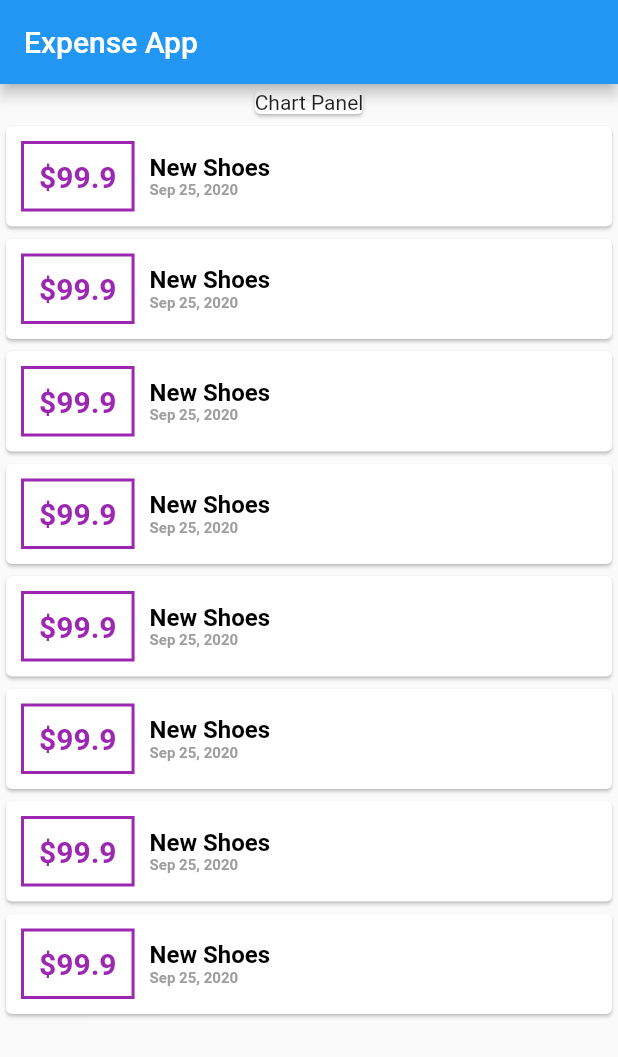
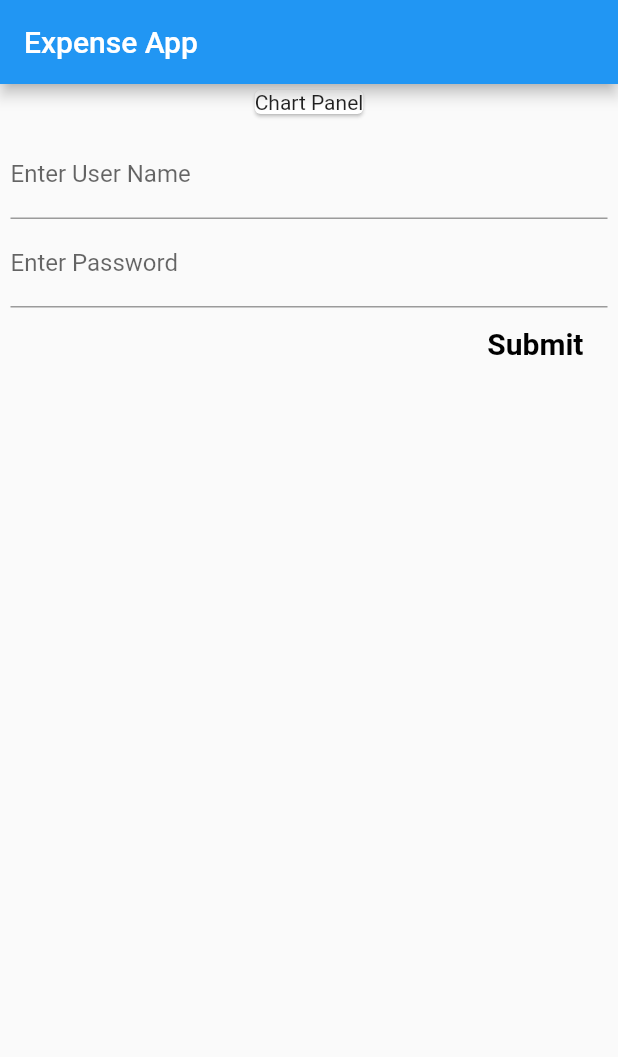
Before and after one commit to sippitechnologies/flutterlearning, a Flutter app: the screen it shows after launch, on a phone screen of 412 x 824 dp. Shown: the top 1057 px of the screen. Run offline on Flutter 3.47's test engine with Material 2 defaults, Android fonts, the phone set to English and light mode, and no system bars.

Commit message:
Adding tranistion on button click

```diff
--- a/expensionprocess/flutter_app/lib/main.dart
+++ b/expensionprocess/flutter_app/lib/main.dart
@@ -1,6 +1,9 @@
 import 'package:flutter/material.dart';
-import 'package:flutter_app/Transition.dart';
-import 'package:intl/intl.dart';
+import 'package:flutter_app/widget/new_transition.dart';
+import 'package:flutter_app/widget/transition_list.dart';
+
+import 'widget/user_transitions.dart';
+
 
 void main() {
   runApp(MyApp());
@@ -8,28 +11,25 @@ void main() {
 
 class MyApp extends StatelessWidget {
   // This widget is the root of your application.
-  final List<Transition>transactions = [
 
-  Transition(id: 't1', title: "New Shoes", amount: 99.9, date: DateTime.now()),
-  Transition(id: 't1', title: "New Shoes", amount: 99.9, date: DateTime.now()),
-    Transition(id: 't1', title: "New Shoes", amount: 99.9, date: DateTime.now()),
-    Transition(id: 't1', title: "New Shoes", amount: 99.9, date: DateTime.now()),
-    Transition(id: 't1', title: "New Shoes", amount: 99.9, date: DateTime.now()),
-    Transition(id: 't1', title: "New Shoes", amount: 99.9, date: DateTime.now()),
-    Transition(id: 't1', title: "New Shoes", amount: 99.9, date: DateTime.now()),
-    Transition(id: 't1', title: "New Shoes", amount: 99.9, date: DateTime.now()),
-
-  ];
   @override
   Widget build(BuildContext context) {
-    return MaterialApp(home: Scaffold(appBar: AppBar(title: Text("Expense App"),),body:
-      Column(children: [Card(child: Text("Chart Panel"),),
-        Column(children: transactions.map((e) {
-          return Card(child: Row(children: [Container (child: Text("\$${e.amount}",style: TextStyle(color: Colors.purple,fontSize: 20,fontWeight: FontWeight.bold),),
-            margin: EdgeInsets.symmetric(vertical: 10,horizontal: 10),
-            padding: EdgeInsets.all(10),decoration: BoxDecoration(border: Border.all(width: 2,color: Colors.purple,style: BorderStyle.solid)),),
-            Column(children: [Text(e.title,style: TextStyle(color: Colors.black,fontSize: 16,fontWeight: FontWeight.bold),),Text(DateFormat.yMMMd().format(e.date),style:TextStyle(color: Colors.grey,fontWeight: FontWeight.bold,fontSize: 10),)],crossAxisAlignment:CrossAxisAlignment.start ,)],),);
-        }).toList(),)
-      ],),),);
+    return MaterialApp(
+      home: Scaffold(
+        appBar: AppBar(
+          title: Text("Expense App"),
+        ),
+        body: Column(
+          children: [
+            Card(
+              child: Text("Chart Panel"),
+            ),
+            UserTransitions()
+          ],
+        ),
+      ),
+    );
   }
+
+  void onSubmittedClicked() {}
 }
--- /dev/null
+++ b/expensionprocess/flutter_app/lib/widget/new_transition.dart
@@ -0,0 +1,21 @@
+import 'package:flutter/material.dart';
+class TransitionWidget extends StatelessWidget
+{
+
+  TextEditingController titleController=new TextEditingController();
+  TextEditingController amountController=new TextEditingController();
+  Function handler;
+
+
+  TransitionWidget(this.handler);
+  @override
+  Widget build(BuildContext context) {
+    return Container(child: Column(children: [TextField(decoration: InputDecoration(labelText: "Enter User Name"),controller: titleController,/*onChanged: (val){
+          username=val;
+        }*/),
+      TextField(decoration: InputDecoration(labelText: "Enter Password"),controller: amountController,/*onChanged: (val){
+          password=val;
+        }*/),FlatButton(child: Text("Submit",style: TextStyle(color: Colors.black,fontSize: 20,fontWeight: FontWeight.bold),),
+        onPressed:()=> handler(titleController.text,double.parse(amountController.text.toString())),)],crossAxisAlignment: CrossAxisAlignment.end,),padding: EdgeInsets.all(5),margin: EdgeInsets.all(2),);
+  }
+}
--- /dev/null
+++ b/expensionprocess/flutter_app/lib/widget/transition_list.dart
@@ -0,0 +1,20 @@
+import 'package:flutter/material.dart';
+import 'package:intl/intl.dart';
+import '../model/Transition.dart';
+
+class TransitionList extends StatelessWidget
+{
+  final List<Transition>transactions;
+
+  TransitionList(this.transactions);
+
+ @override
+  Widget build(BuildContext context) {
+   return Column(children: transactions.map((e) {
+     return Card(child: Row(children: [Container (child: Text("\$${e.amount}",style: TextStyle(color: Colors.purple,fontSize: 20,fontWeight: FontWeight.bold),),
+       margin: EdgeInsets.symmetric(vertical: 10,horizontal: 10),
+       padding: EdgeInsets.all(10),decoration: BoxDecoration(border: Border.all(width: 2,color: Colors.purple,style: BorderStyle.solid)),),
+       Column(children: [Text(e.title,style: TextStyle(color: Colors.black,fontSize: 16,fontWeight: FontWeight.bold),),Text(DateFormat.yMMMd().format(e.date),style:TextStyle(color: Colors.grey,fontWeight: FontWeight.bold,fontSize: 10),)],crossAxisAlignment:CrossAxisAlignment.start ,)],),);
+   }).toList(),);
+  }
+}
--- /dev/null
+++ b/expensionprocess/flutter_app/lib/widget/user_transitions.dart
@@ -0,0 +1,38 @@
+import 'package:flutter/material.dart';
+import 'package:flutter_app/model/Transition.dart';
+import 'package:flutter_app/widget/new_transition.dart';
+import 'package:flutter_app/widget/transition_list.dart';
+
+class UserTransitions extends StatefulWidget
+{
+  @override
+  State<StatefulWidget> createState() {
+
+   return UserTransitionsState();
+  }
+}
+
+class UserTransitionsState extends State<UserTransitions>
+{
+  final List<Transition>transactions = [
+
+  ];
+
+   @override
+  Widget build(BuildContext context) {
+    return Column(
+      children: [
+        TransitionWidget(addTransition),
+        TransitionList(transactions)
+      ],
+    );
+  }
+
+  void addTransition(String title,double amount)
+  {
+    final transition = Transition(id:DateTime.now().toString(),title: title,amount: amount,date: DateTime.now());
+    setState(() {
+      transactions.add(transition);
+    });
+  }
+}
```
Also changed, not shown: expensionprocess/flutter_app/lib/model/Transition.dart (renamed from expensionprocess/flutter_app/lib/Transition.dart).
